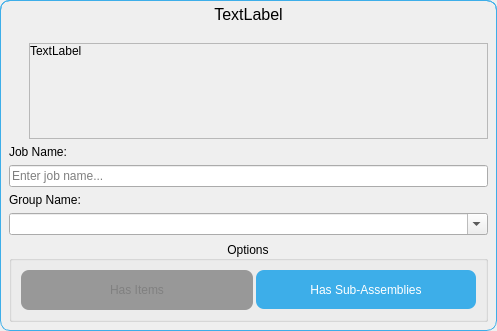
Before: the Qt Designer form ui/add_job_dialog.ui in TheCodingJsoftware/Invigo, drawn with Qt 5.
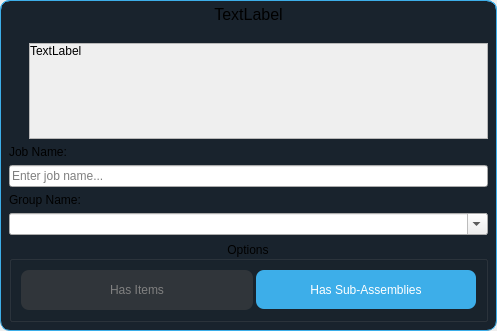
After: the same form once the commit is applied.

Patch:
```diff
--- a/ui/add_job_dialog.ui
+++ b/ui/add_job_dialog.ui
@@ -44,6 +44,7 @@
 	border-top-right-radius:10px;
 	border-bottom-right-radius:10px;
 	border: 1px solid  #3daee9;
+	background-color: #19232D;
 }</string>
      </property>
      <layout class="QVBoxLayout" name="verticalLayout_3" stretch="0,0">
```
